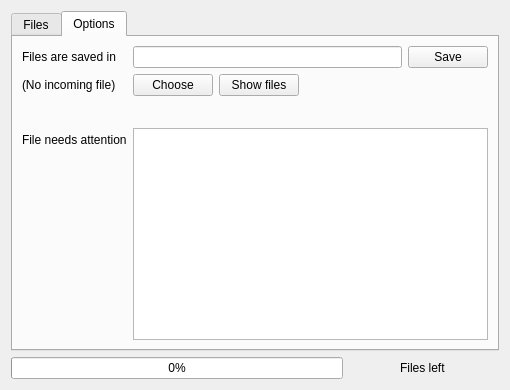
trebleshot/desktop, file src/ui/ShowTransferDialog.ui: the form before one commit.
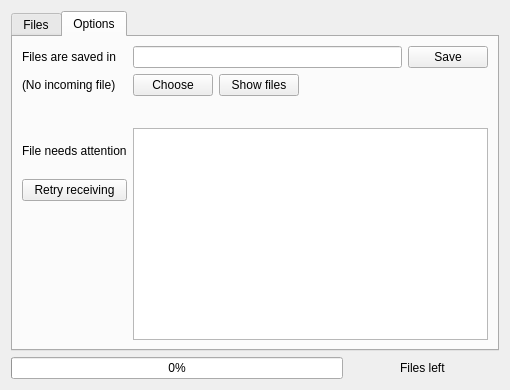
The form after the commit. The open tabs and pages were chosen to show the change.

Commit message: Impl: missing features - retry receiving & fix: AccessDatabase::update won't work

```diff
--- a/src/ui/ShowTransferDialog.ui
+++ b/src/ui/ShowTransferDialog.ui
@@ -94,29 +94,6 @@
        <string>Options</string>
       </attribute>
       <layout class="QFormLayout" name="formLayout">
-       <item row="5" column="0" colspan="2">
-        <spacer name="horizontalSpacer">
-         <property name="orientation">
-          <enum>Qt::Horizontal</enum>
-         </property>
-         <property name="sizeHint" stdset="0">
-          <size>
-           <width>40</width>
-           <height>20</height>
-          </size>
-         </property>
-        </spacer>
-       </item>
-       <item row="6" column="0">
-        <widget class="QLabel" name="errorsText">
-         <property name="text">
-          <string>File needs attention</string>
-         </property>
-        </widget>
-       </item>
-       <item row="6" column="1">
-        <widget class="QListView" name="errorListView"/>
-       </item>
        <item row="0" column="0">
         <widget class="QLabel" name="storageText">
          <property name="text">
@@ -175,6 +152,47 @@
          </item>
         </layout>
        </item>
+       <item row="3" column="0">
+        <layout class="QVBoxLayout" name="verticalLayout_4">
+         <item>
+          <widget class="QLabel" name="errorsText">
+           <property name="text">
+            <string>File needs attention</string>
+           </property>
+          </widget>
+         </item>
+         <item>
+          <widget class="QPushButton" name="retryReceivingButton">
+           <property name="text">
+            <string>Retry receiving</string>
+           </property>
+          </widget>
+         </item>
+        </layout>
+       </item>
+       <item row="2" column="0" colspan="2">
+        <spacer name="horizontalSpacer">
+         <property name="orientation">
+          <enum>Qt::Horizontal</enum>
+         </property>
+         <property name="sizeHint" stdset="0">
+          <size>
+           <width>40</width>
+           <height>20</height>
+          </size>
+         </property>
+        </spacer>
+       </item>
+       <item row="3" column="1">
+        <widget class="QTreeView" name="errorTreeView">
+         <property name="selectionMode">
+          <enum>QAbstractItemView::ExtendedSelection</enum>
+         </property>
+         <property name="rootIsDecorated">
+          <bool>false</bool>
+         </property>
+        </widget>
+       </item>
       </layout>
      </widget>
     </widget>
```
Left out of the diff: 14 changed lines with no effect on the pictures. The commit also changes 14 other files.
